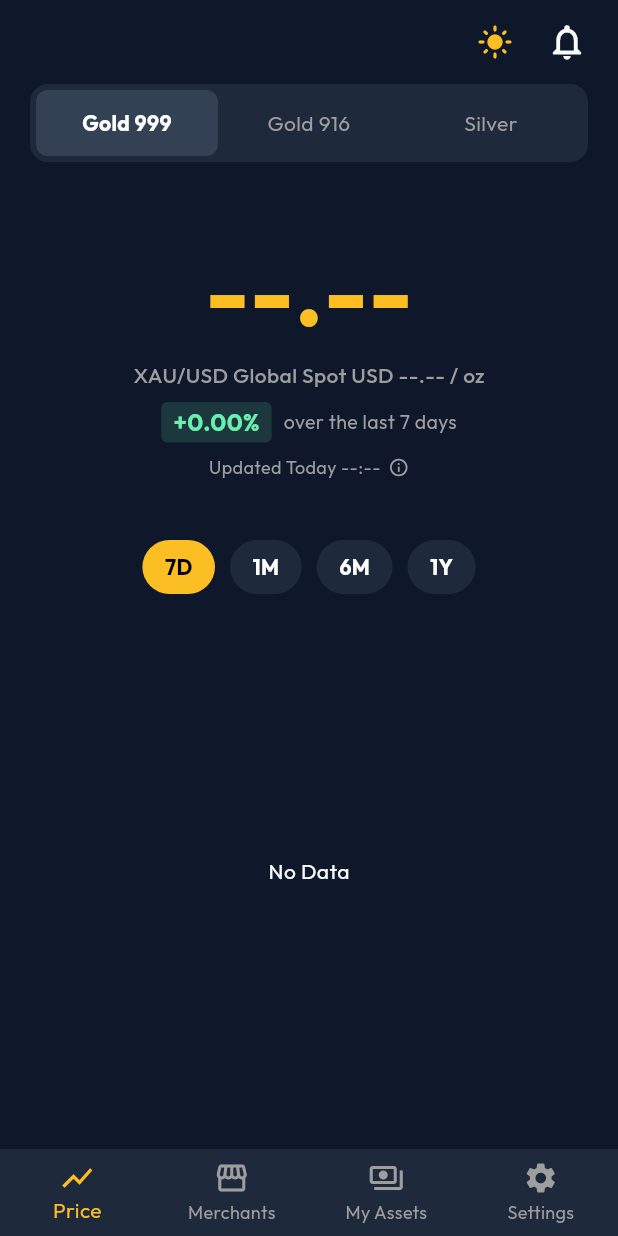
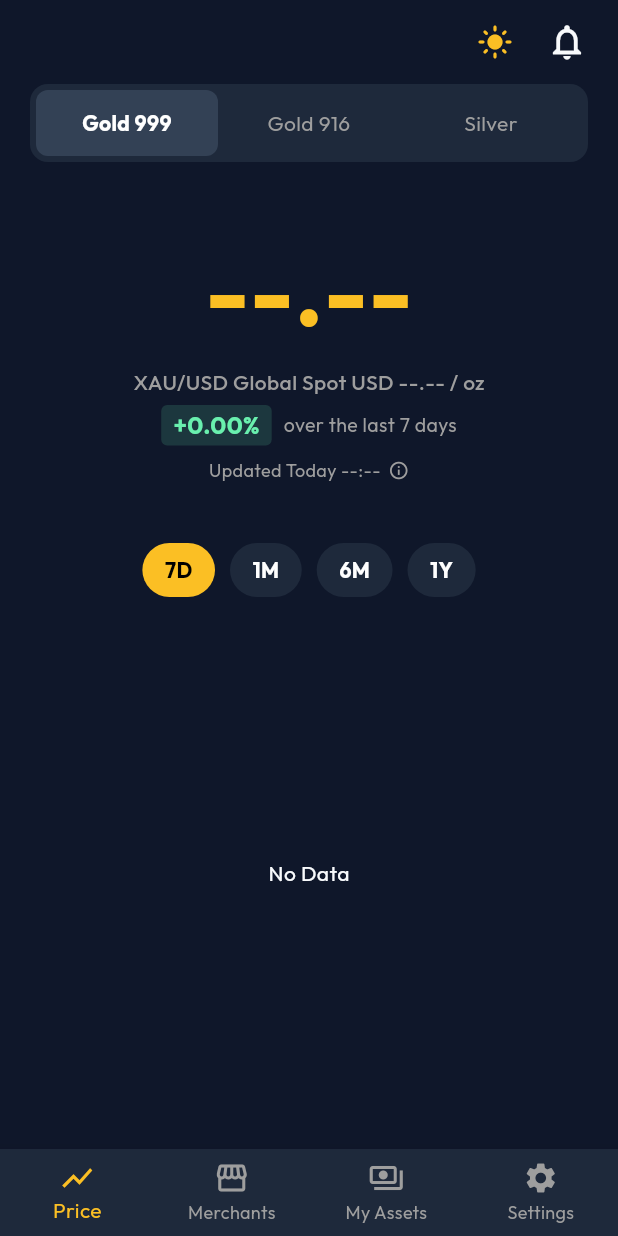
Before and after one commit to HKindaichi/pg-gold-price-api, a Flutter app: the screen it shows after launch, on a phone screen of 412 x 824 dp. Run offline on Flutter 3.47's test engine with Material 3 defaults, Android fonts, the phone set to English and light mode, and no system bars; our stand-ins replace csv, fl_chart, google_fonts, shared_preferences; network calls fail.

Commit message:
UI: Align 916 and 999 views with spacer line and remove Live Spot label

```diff
--- a/gold_price_flutter/lib/screens/home_screen.dart
+++ b/gold_price_flutter/lib/screens/home_screen.dart
@@ -159,7 +159,6 @@ class _HomeScreenState extends State<HomeScreen> {
 
     return Column(
       children: [
-        // Text(unit, style: TextStyle(color: labelColor, fontSize: 16)),
         Text(
           price,
           style: TextStyle(
@@ -168,9 +167,10 @@ class _HomeScreenState extends State<HomeScreen> {
             color: priceColor,
           ),
         ),
-        if (purity == '999' || purity == 'Silver')
-          Padding(
-            padding: const EdgeInsets.only(bottom: 8.0),
+        SizedBox(
+          height: 30, // Fixed height to keep spacing consistent
+          child: (purity == '999' || purity == 'Silver')
+            ? Center(
                 child: Text(
                   "${purity == 'Silver' ? 'XAG/USD' : 'XAU/USD'} Global Spot USD $usdPrice / oz",
                   style: TextStyle(
@@ -179,6 +179,8 @@ class _HomeScreenState extends State<HomeScreen> {
                     fontWeight: FontWeight.w500,
                   ),
                 ),
+              )
+            : const SizedBox.shrink(),
         ),
         Row(
           mainAxisAlignment: MainAxisAlignment.center,
```
Lines whose indentation alone changed are shown as unchanged.
